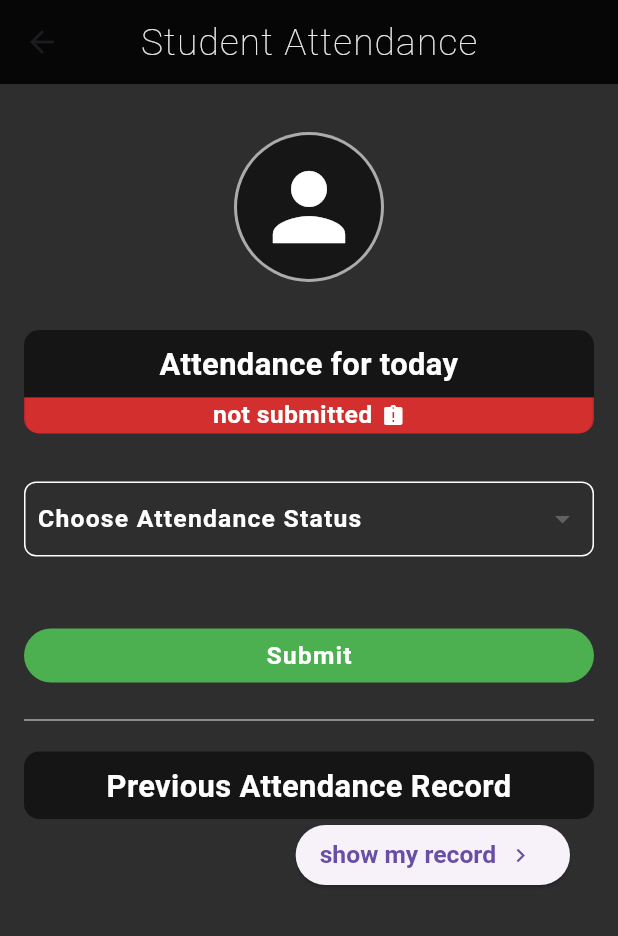
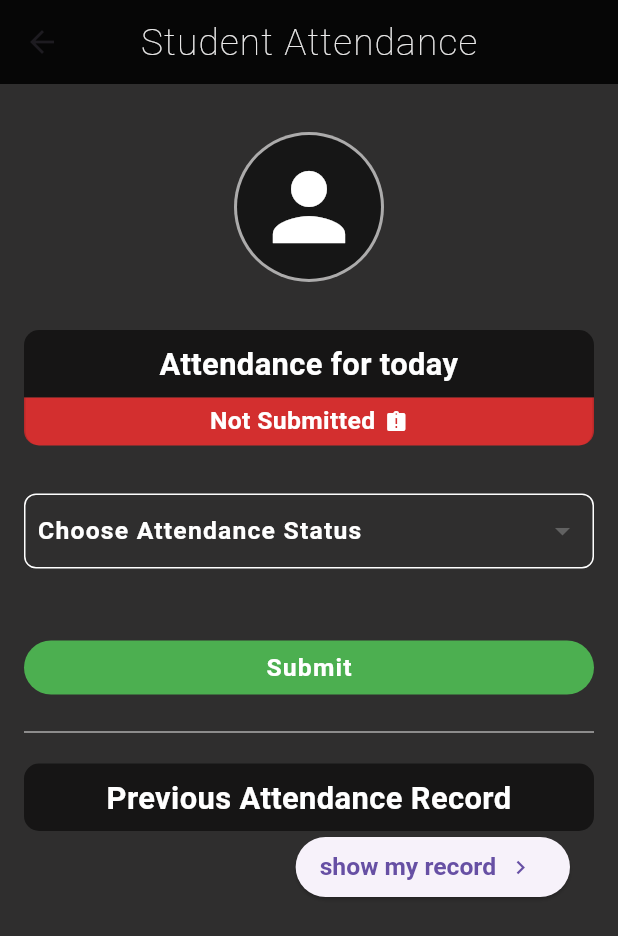
Before and after one commit to abdullah-works/Attendance-Management-System-App, a Flutter app: the UserPanel screen opened directly, on a phone screen of 412 x 824 dp. Shown: the top 936 px of the screen. Run offline on Flutter 3.47's test engine with Material 3 defaults, Android fonts, the light colour scheme and no system bars; our stand-ins replace cloud_firestore, firebase_auth, firebase_core, flutter_spinkit, internet_connection_checker_plus; accounts and stored records are empty.

Commit message:
added minor design changes

```diff
--- a/lib/screens/user_panel.dart
+++ b/lib/screens/user_panel.dart
@@ -95,7 +95,8 @@ class _UserPanelState extends State<UserPanel> {
                 ),
               ),
               Container(
-                padding: const EdgeInsets.symmetric(horizontal: 10),
+                padding:
+                    const EdgeInsets.symmetric(horizontal: 10, vertical: 4),
                 decoration: BoxDecoration(
                   border: const Border.symmetric(
                     vertical: BorderSide(color: Colors.black12),
@@ -113,8 +114,8 @@ class _UserPanelState extends State<UserPanel> {
                   children: [
                     Text(
                       (isAttendanceSubmitted)
-                          ? 'submitted successfully'
-                          : 'not submitted',
+                          ? 'Submitted Successfully'
+                          : 'Not Submitted',
                       style: TextStyle(
                         color: Colors.white,
                         fontWeight: FontWeight.bold,
@@ -227,7 +228,9 @@ class _UserPanelState extends State<UserPanel> {
                 children: [
                   Expanded(
                     child: FilledButton(
-                      onPressed: () {
+                      onPressed: isAttendanceSubmitted
+                          ? null
+                          : () {
                               if (isValueSelected == false) {
                                 ScaffoldMessenger.of(context).clearSnackBars();
                                 ScaffoldMessenger.of(context).showSnackBar(
@@ -247,13 +250,15 @@ class _UserPanelState extends State<UserPanel> {
                               }
 
                               if (selectedAttendance == 'Leave') {
-                          final returnValue =
-                              defaultUserInputValidator(leaveRequestC.text);
+                                final returnValue = defaultUserInputValidator(
+                                    leaveRequestC.text);
                                 if (returnValue == null) {
-                            leaveRequestText =
-                                leaveRequestC.text.trim().replaceAll('\n', '-');
+                                  leaveRequestText = leaveRequestC.text
+                                      .trim()
+                                      .replaceAll('\n', '-');
                                 } else {
-                            ScaffoldMessenger.of(context).showSnackBar(SnackBar(
+                                  ScaffoldMessenger.of(context)
+                                      .showSnackBar(SnackBar(
                                           content: Text(
                                     returnValue,
                                     style: Theme.of(context)
@@ -300,6 +305,7 @@ class _UserPanelState extends State<UserPanel> {
                           letterSpacing: 0.8,
                           fontSize: height * 0.02,
                         ),
+                        disabledBackgroundColor: Colors.white38,
                       ),
                       child: const Text('Submit'),
                       // label: Text('Submit'),
```
Lines whose indentation alone changed are shown as unchanged.
